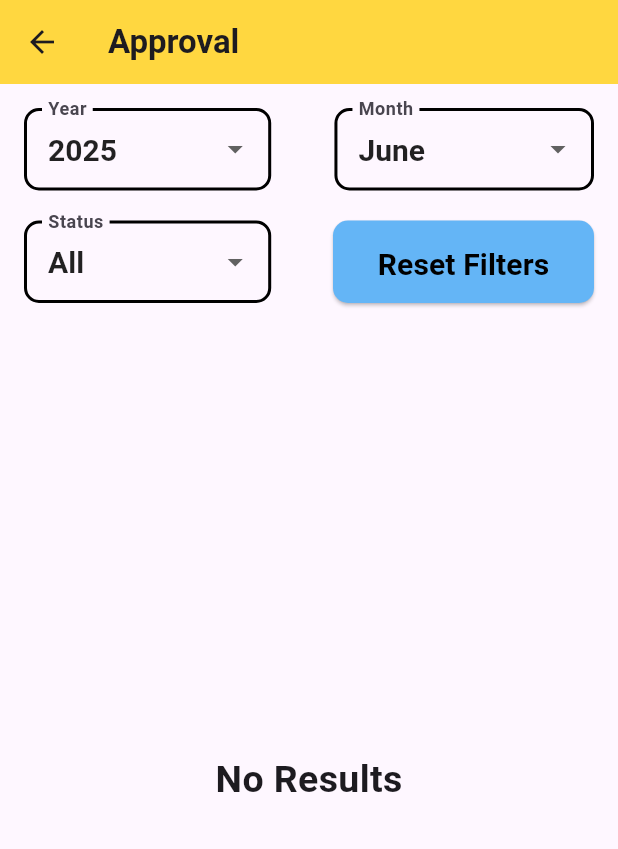
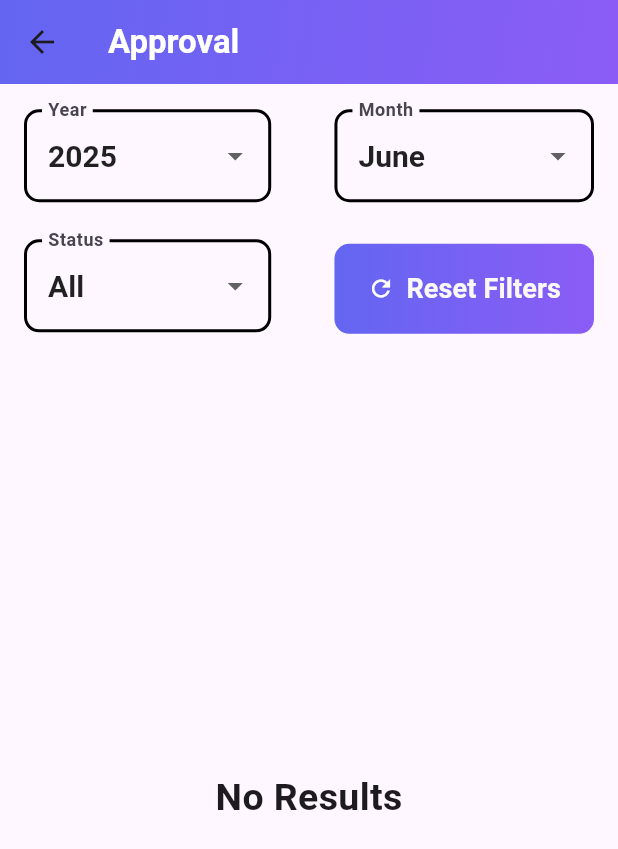
Before and after one commit to Aryan11m/inventoy_app_modules, a Flutter app: the Approval screen opened directly, on a phone screen of 412 x 824 dp. Shown: the top 849 px of the screen. Run offline on Flutter 3.47's test engine with Material 3 defaults, Android fonts, the phone set to English and light mode, and no system bars; our stand-ins replace camera, dio, fluttertoast, get, google_nav_bar, hive and 1 more; missing offline and left inert: mobile_scanner, razorpay_flutter; accounts and stored records are empty; network calls fail.

Commit message:
ui changes

```diff
--- a/lib/Status.dart
+++ b/lib/Status.dart
@@ -739,8 +739,20 @@ class _ApprovalState extends State<Approval> {
   Widget build(BuildContext context) {
     return Scaffold(
       appBar: AppBar(
-        title: Text('Approval', style: TextStyle(fontWeight: FontWeight.bold)),
-        backgroundColor: Colors.amberAccent,
+        elevation: 0,
+        flexibleSpace: Container(
+          decoration: const BoxDecoration(
+            gradient: LinearGradient(
+              colors: [Color(0xFF6366F1), Color(0xFF8B5CF6)],
+              begin: Alignment.topLeft,
+              end: Alignment.bottomRight,
+            ),
+          ),
+        ),
+        title: Text(
+          'Approval',
+          style: TextStyle(fontWeight: FontWeight.bold, color: Colors.white),
+        ),
       ),
       body: Padding(
         padding: const EdgeInsets.all(16.0),
@@ -749,13 +761,15 @@ class _ApprovalState extends State<Approval> {
           children: [
             // Filter dropdowns
             SizedBox(
-              height: 55,
+              // height: 55,
+              height: height * 0.082,
               width: width * 1,
               child: Row(
                 mainAxisAlignment: MainAxisAlignment.spaceBetween,
                 children: [
                   Container(
-                    height: 60,
+                    // height: 60,
+                    height: height * 0.08,
                     width: width * 0.40,
                     decoration: BoxDecoration(
                       shape: BoxShape.rectangle,
@@ -799,7 +813,9 @@ class _ApprovalState extends State<Approval> {
                     ),
                   ),
                   Container(
-                    height: 60,
+                    // height: 60,
+                    height: height * 0.08,
+
                     width: width * 0.42,
                     decoration: BoxDecoration(
                       shape: BoxShape.rectangle,
@@ -847,13 +863,16 @@ class _ApprovalState extends State<Approval> {
             ),
             const SizedBox(height: 20),
             SizedBox(
-              height: 55,
+              // height: 55,
+              height: height * 0.08,
+
               width: width * 1,
               child: Row(
-                mainAxisAlignment: MainAxisAlignment.spaceEvenly,
+                mainAxisAlignment: MainAxisAlignment.spaceBetween,
                 children: [
                   Container(
-                    height: 60,
+                    // height: 60,
+                    height: height * 0.08,
                     width: width * 0.40,
                     decoration: BoxDecoration(
                       shape: BoxShape.rectangle,
@@ -897,16 +916,28 @@ class _ApprovalState extends State<Approval> {
                           }).toList(),
                     ),
                   ),
-                  SizedBox(width: width * 0.10),
-                  Expanded(
-                    child: ElevatedButton(
+                  // SizedBox(width: width * 0.10),
+                  Container(
+                    // height: height * 0.063,
+                    height: 60,
+                    width: width * 0.42,
+                    decoration: BoxDecoration(
+                      borderRadius: BorderRadius.circular(10),
+                      gradient: LinearGradient(
+                        colors: [Color(0xFF6366F1), Color(0xFF8B5CF6)],
+                      ),
+                    ),
+                    child: ElevatedButton.icon(
+                      icon: Icon(Icons.refresh, color: Colors.white),
                       style: ElevatedButton.styleFrom(
-                        padding: EdgeInsets.all(15),
+                        padding: EdgeInsets.all(4),
                         // elevation: 15,
-                        backgroundColor: Colors.blue[300],
+                        backgroundColor: Colors.transparent,
+
                         shape: RoundedRectangleBorder(
                           borderRadius: BorderRadius.all(Radius.circular(10)),
                         ),
+                        shadowColor: Colors.transparent,
                       ),
                       onPressed: () {
                         final currentDate = DateTime.now();
@@ -919,12 +950,12 @@ class _ApprovalState extends State<Approval> {
                         });
                         _applyFilters();
                       },
-                      child: Text(
+                      label: Text(
                         'Reset Filters',
                         style: TextStyle(
-                          fontSize: 20,
+                          fontSize: 18,
                           fontWeight: FontWeight.bold,
-                          color: Colors.black,
+                          color: const Color.fromARGB(255, 250, 248, 248),
                         ),
                       ),
                     ),
@@ -1147,8 +1178,11 @@ class _ApprovalState extends State<Approval> {
                                 left: -48,
                                 top: 20,
                                 child: Container(
-                                  height: 55,
-                                  width: 105,
+                                  // height: 55,
+                                  height: height * 0.08,
+
+                                  // width: 105,
+                                  width: width * 0.29,
                                   decoration: BoxDecoration(
                                     color: statusColor,
                                     borderRadius: BorderRadius.circular(10),
@@ -1173,8 +1207,10 @@ class _ApprovalState extends State<Approval> {
                                 left: -48,
                                 top: 90,
                                 child: Container(
-                                  height: 35,
-                                  width: 105,
+                                  // height: 35,
+                                  height: height * 0.051,
+                                  // width: 105,
+                                  width: width * 0.29,
                                   decoration: BoxDecoration(
                                     color: const Color.fromARGB(
                                       255,
```
Also changed, not shown: lib/Subs/subscription.dart (+4 -4 lines), lib/page.dart (+24 -12 lines).
